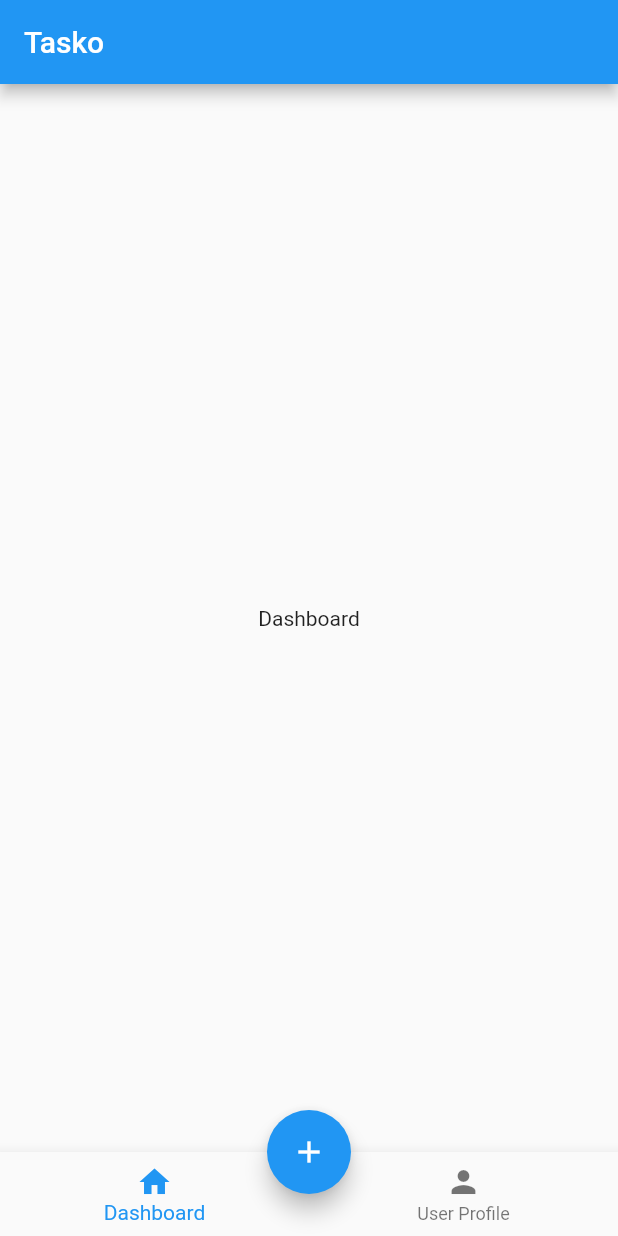
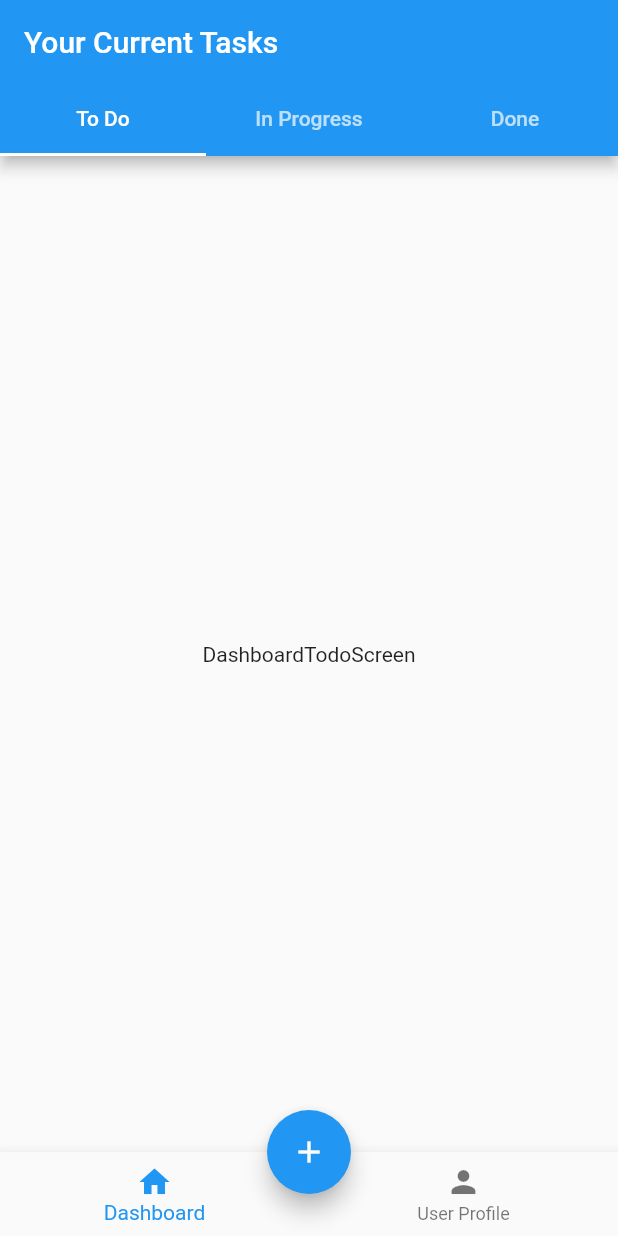
Before and after one commit to rizentium/tasko, a Flutter app: the screen it shows after launch, on a phone screen of 412 x 824 dp. Run offline on Flutter 3.47's test engine with Material 2 defaults, Android fonts, the phone set to English and light mode, and no system bars; our stand-ins replace flutter_bloc, go_router.

Commit message:
feat(dashboard): add dashboard cubit

```diff
--- /dev/null
+++ b/lib/feature/home/cubit/dashboard_cubit.dart
@@ -0,0 +1,35 @@
+import 'package:flutter/material.dart';
+import 'package:flutter_bloc/flutter_bloc.dart';
+import 'package:tasko/feature/home/cubit/dashboard_interface.dart';
+import 'package:tasko/feature/home/screen/dashboard_done.dart';
+import 'package:tasko/feature/home/screen/dashboard_in_progress.dart';
+import 'package:tasko/feature/home/screen/dashboard_todo.dart';
+
+part 'dashboard_state.dart';
+
+class DashboardCubit extends Cubit<DashboardState> {
+  static final initialState = DashboardInitial(
+    tabItems: [
+      DashboardTabItem(
+        screen: const DashboardTodoScreen(),
+        tab: const Tab(
+          text: 'To Do',
+        ),
+      ),
+      DashboardTabItem(
+        screen: const DashboardInProgressScreen(),
+        tab: const Tab(
+          text: 'In Progress',
+        ),
+      ),
+      DashboardTabItem(
+        screen: const DashboardDoneScreen(),
+        tab: const Tab(
+          text: 'Done',
+        ),
+      ),
+    ],
+  );
+
+  DashboardCubit() : super(initialState);
+}
--- /dev/null
+++ b/lib/feature/home/cubit/dashboard_interface.dart
@@ -0,0 +1,8 @@
+import 'package:flutter/material.dart';
+
+class DashboardTabItem {
+  final Widget screen;
+  final Tab tab;
+
+  DashboardTabItem({required this.screen, required this.tab});
+}
--- /dev/null
+++ b/lib/feature/home/cubit/dashboard_state.dart
@@ -0,0 +1,16 @@
+part of 'dashboard_cubit.dart';
+
+@immutable
+abstract class DashboardState {
+  final List<DashboardTabItem> tabItems;
+
+  const DashboardState({required this.tabItems});
+
+  List<Tab> getTabs() => tabItems.map((e) => e.tab).toList();
+
+  List<Widget> getScreens() => tabItems.map((e) => e.screen).toList();
+}
+
+class DashboardInitial extends DashboardState {
+  const DashboardInitial({required super.tabItems});
+}
--- a/lib/feature/home/screen/dashboard.dart
+++ b/lib/feature/home/screen/dashboard.dart
@@ -1,14 +1,40 @@
 import 'package:flutter/material.dart';
+import 'package:flutter_bloc/flutter_bloc.dart';
+import 'package:tasko/feature/home/cubit/dashboard_cubit.dart';
+import 'package:tasko/feature/home/screen/dashboard_done.dart';
+import 'package:tasko/feature/home/screen/dashboard_in_progress.dart';
+import 'package:tasko/feature/home/screen/dashboard_todo.dart';
 
 class DashboardScreen extends StatelessWidget {
   const DashboardScreen({super.key});
 
   @override
   Widget build(BuildContext context) {
-    return const Scaffold(
-      body: Center(
-        child: Text('Dashboard'),
-      ),
+    return BlocProvider(
+      create: (_) => DashboardCubit(),
+      child: const _DashboardScreen(),
     );
   }
 }
+
+class _DashboardScreen extends StatelessWidget {
+  const _DashboardScreen();
+
+  @override
+  Widget build(BuildContext context) {
+    return BlocBuilder<DashboardCubit, DashboardState>(
+      builder: (context, state) {
+        return DefaultTabController(
+          length: 3,
+          child: Scaffold(
+            appBar: AppBar(
+              bottom: TabBar(tabs: state.getTabs()),
+              title: const Text('Your Current Tasks'),
+            ),
+            body: TabBarView(children: state.getScreens()),
+          ),
+        );
+      },
+    );
+  }
+}
--- /dev/null
+++ b/lib/feature/home/screen/dashboard_done.dart
@@ -0,0 +1,14 @@
+import 'package:flutter/material.dart';
+
+class DashboardDoneScreen extends StatelessWidget {
+  const DashboardDoneScreen({super.key});
+
+  @override
+  Widget build(BuildContext context) {
+    return const Scaffold(
+      body: Center(
+        child: Text('DashboardDoneScreen'),
+      ),
+    );
+  }
+}
--- /dev/null
+++ b/lib/feature/home/screen/dashboard_in_progress.dart
@@ -0,0 +1,14 @@
+import 'package:flutter/material.dart';
+
+class DashboardInProgressScreen extends StatelessWidget {
+  const DashboardInProgressScreen({super.key});
+
+  @override
+  Widget build(BuildContext context) {
+    return const Scaffold(
+      body: Center(
+        child: Text('DashboardInProgressScreen'),
+      ),
+    );
+  }
+}
--- /dev/null
+++ b/lib/feature/home/screen/dashboard_todo.dart
@@ -0,0 +1,14 @@
+import 'package:flutter/material.dart';
+
+class DashboardTodoScreen extends StatelessWidget {
+  const DashboardTodoScreen({super.key});
+
+  @override
+  Widget build(BuildContext context) {
+    return const Scaffold(
+      body: Center(
+        child: Text('DashboardTodoScreen'),
+      ),
+    );
+  }
+}
--- a/lib/feature/home/screen/home.dart
+++ b/lib/feature/home/screen/home.dart
@@ -20,9 +20,6 @@ class _HomeScreen extends StatelessWidget {
     return BlocBuilder<HomeCubit, HomeState>(
       builder: (context, state) {
         return Scaffold(
-          appBar: AppBar(
-            title: const Text('Tasko'),
-          ),
           body: state.navigationItems[state.currentIndex].screen,
           floatingActionButton: FloatingActionButton(
             onPressed: () {},
```
